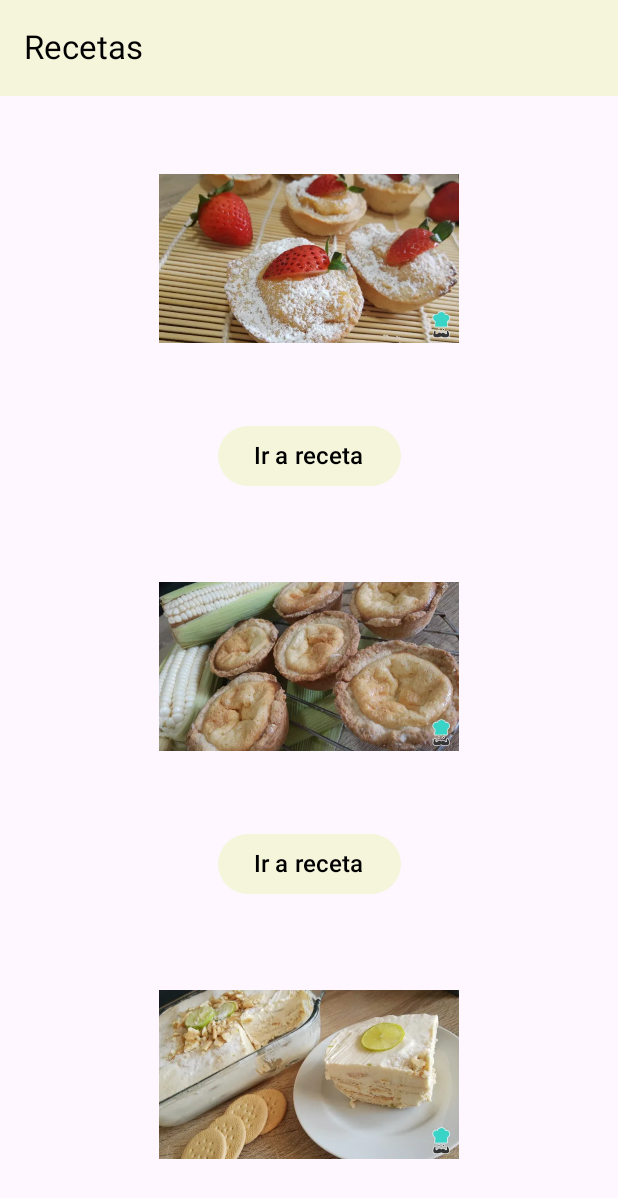
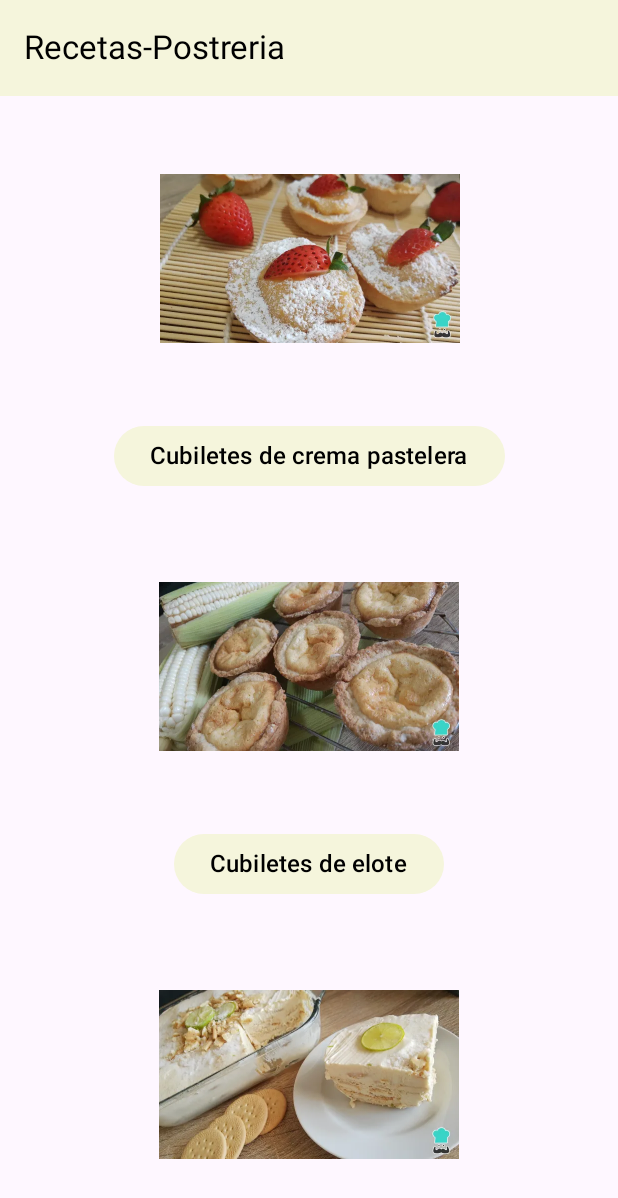
Before and after one commit to bryxanimol/Recetas, an Android app built with Jetpack Compose: the screen it shows after launch (MainActivity), on a phone screen of 412 x 824 dp. Shown: the top 1198 px of the screen. Run offline under Robolectric (Android 15) with nearby library versions, the phone set to English and light mode, and no system bars.

Commit message:
practica de recetas cambios 03 de marzo de 2025

```diff
--- a/app/src/main/java/com/example/recetas/Views/HomeView.kt
+++ b/app/src/main/java/com/example/recetas/Views/HomeView.kt
@@ -28,7 +28,7 @@ fun HomeView(navController: NavController) {
     Scaffold(
         topBar = {
             TopAppBar(
-                title = { Text("Recetas", color = Color.Black) },
+                title = { Text("Recetas-Postreria", color = Color.Black) },
                 colors = TopAppBarDefaults.mediumTopAppBarColors(containerColor = Color(245, 245, 220))
             )
         }
@@ -39,10 +39,10 @@ fun HomeView(navController: NavController) {
                 .padding(paddingValues),
             horizontalAlignment = Alignment.CenterHorizontally
         ) {
-            item { RecipeItem(navController, R.drawable.comida1, "Ver Receta", "recipeDetail1") }
-            item { RecipeItem(navController, R.drawable.comida2, "Ver Receta", "recipeDetail2") }
-            item { RecipeItem(navController, R.drawable.comida3, "Ver Receta", "recipeDetail3") }
-            item { RecipeItem(navController, R.drawable.comida4, "Ver Receta", "recipeDetail4") }
+            item { RecipeItem(navController, R.drawable.comida1, "Cubiletes de crema pastelera", "recipeDetail1") }
+            item { RecipeItem(navController, R.drawable.comida2, "Cubiletes de elote", "recipeDetail2") }
+            item { RecipeItem(navController, R.drawable.comida3, "Pay de limon", "recipeDetail3") }
+            item { RecipeItem(navController, R.drawable.comida4, "Coyotas sonorenses", "recipeDetail4") }
         }
     }
 }
@@ -66,7 +66,7 @@ fun RecipeItem(navController: NavController, imageRes: Int, buttonText: String,
                 contentColor = Color.Black
             )
         ) {
-            Text(text = "Ir a receta", fontSize = 16.sp)
+            Text(text = buttonText, fontSize = 16.sp)
         }
 
     }
```
